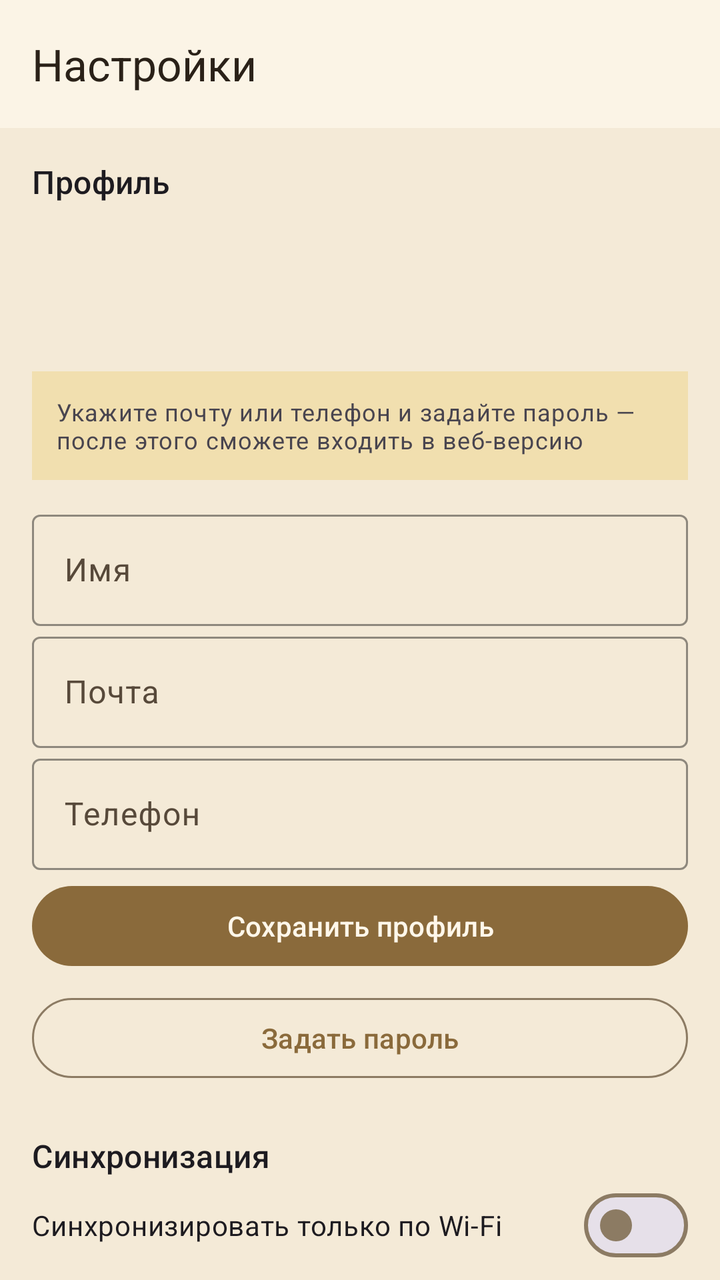
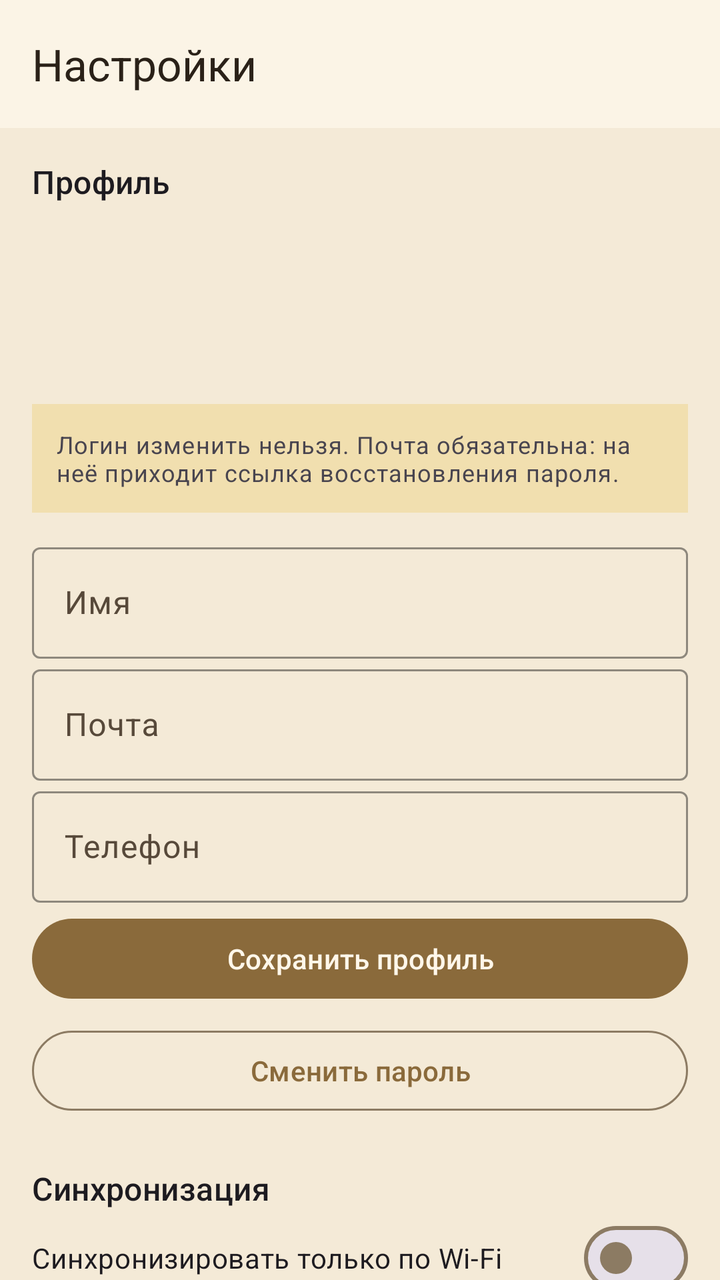

Screens rendered from an Android XML layout before and after an edit, with the pre-edit source and the edit as a unified diff.
<!-- AndroidManifest.xml: application theme Theme.DnDMemory -->
<!-- res/layout/activity_settings.xml -->
<?xml version="1.0" encoding="utf-8"?>
<LinearLayout xmlns:android="http://schemas.android.com/apk/res/android"
    xmlns:app="http://schemas.android.com/apk/res-auto"
    android:layout_width="match_parent"
    android:layout_height="match_parent"
    android:orientation="vertical">

    <com.google.android.material.appbar.MaterialToolbar
        android:id="@+id/settings_toolbar"
        style="@style/Widget.DnDMemory.Toolbar"
        android:layout_width="match_parent"
        android:layout_height="?attr/actionBarSize"
        app:title="@string/settings_title" />

    <androidx.core.widget.NestedScrollView
        android:layout_width="match_parent"
        android:layout_height="0dp"
        android:layout_weight="1">

        <LinearLayout
            android:layout_width="match_parent"
            android:layout_height="wrap_content"
            android:orientation="vertical"
            android:padding="16dp">

            
            <TextView
                android:layout_width="match_parent"
                android:layout_height="wrap_content"
                android:text="@string/settings_profile_section"
                android:textAppearance="?attr/textAppearanceTitleMedium" />

            <TextView
                android:id="@+id/settings_user"
                android:layout_width="match_parent"
                android:layout_height="wrap_content"
                android:layout_marginTop="4dp"
                android:textAppearance="?attr/textAppearanceBodyMedium" />

            <TextView
                android:id="@+id/settings_phone"
                android:layout_width="match_parent"
                android:layout_height="wrap_content"
                android:textAppearance="?attr/textAppearanceBodySmall"
                android:textColor="@color/text_muted" />

            <TextView
                android:id="@+id/settings_email"
                android:layout_width="match_parent"
                android:layout_height="wrap_content"
                android:textAppearance="?attr/textAppearanceBodySmall"
                android:textColor="@color/text_muted" />

            <TextView
                android:id="@+id/settings_password_status"
                android:layout_width="match_parent"
                android:layout_height="wrap_content"
                android:layout_marginTop="4dp"
                android:textAppearance="?attr/textAppearanceBodySmall"
                android:textColor="?attr/colorPrimary" />

            <TextView
                android:id="@+id/settings_password_hint"
                android:layout_width="match_parent"
                android:layout_height="wrap_content"
                android:layout_marginTop="8dp"
                android:background="@color/panel_attention"
                android:padding="12dp"
                android:text="@string/settings_password_hint"
                android:textAppearance="?attr/textAppearanceBodySmall" />

            <com.google.android.material.textfield.TextInputLayout
                style="@style/Widget.DnDMemory.Filter"
                android:layout_width="match_parent"
                android:layout_height="wrap_content"
                android:layout_marginTop="12dp"
                android:hint="@string/settings_profile_name">

                <com.google.android.material.textfield.TextInputEditText
                    android:id="@+id/settings_name_input"
                    android:layout_width="match_parent"
                    android:layout_height="wrap_content"
                    android:inputType="textPersonName"
                    android:maxLines="1" />
            </com.google.android.material.textfield.TextInputLayout>

            <com.google.android.material.textfield.TextInputLayout
                style="@style/Widget.DnDMemory.Filter"
                android:layout_width="match_parent"
                android:layout_height="wrap_content"
                android:hint="@string/settings_profile_email">

                <com.google.android.material.textfield.TextInputEditText
                    android:id="@+id/settings_email_input"
                    android:layout_width="match_parent"
                    android:layout_height="wrap_content"
                    android:inputType="textEmailAddress"
                    android:maxLines="1" />
            </com.google.android.material.textfield.TextInputLayout>

            <com.google.android.material.textfield.TextInputLayout
                style="@style/Widget.DnDMemory.Filter"
                android:layout_width="match_parent"
                android:layout_height="wrap_content"
                android:hint="@string/settings_profile_phone">

                <com.google.android.material.textfield.TextInputEditText
                    android:id="@+id/settings_phone_input"
                    android:layout_width="match_parent"
                    android:layout_height="wrap_content"
                    android:inputType="phone"
                    android:maxLines="1" />
            </com.google.android.material.textfield.TextInputLayout>

            <com.google.android.material.button.MaterialButton
                android:id="@+id/settings_profile_save"
                android:layout_width="match_parent"
                android:layout_height="wrap_content"
                android:layout_marginTop="4dp"
                android:text="@string/settings_profile_save" />

            <com.google.android.material.button.MaterialButton
                android:id="@+id/settings_password_button"
                style="?attr/materialButtonOutlinedStyle"
                android:layout_width="match_parent"
                android:layout_height="wrap_content"
                android:layout_marginTop="8dp"
                android:text="@string/settings_password_set_action" />

            
            <TextView
                android:layout_width="match_parent"
                android:layout_height="wrap_content"
                android:layout_marginTop="24dp"
                android:text="@string/settings_sync_section"
                android:textAppearance="?attr/textAppearanceTitleMedium" />

            <com.google.android.material.materialswitch.MaterialSwitch
                android:id="@+id/settings_wifi_only"
                android:layout_width="match_parent"
                android:layout_height="wrap_content"
                android:text="@string/settings_wifi_only" />

            <TextView
                android:id="@+id/settings_last_sync"
                android:layout_width="match_parent"
                android:layout_height="wrap_content"
                android:textAppearance="?attr/textAppearanceBodySmall"
                android:textColor="@color/text_muted" />

            <com.google.android.material.button.MaterialButton
                android:id="@+id/settings_sync_now"
                android:layout_width="match_parent"
                android:layout_height="wrap_content"
                android:layout_marginTop="8dp"
                android:text="@string/settings_sync_now" />

            <com.google.android.material.button.MaterialButton
                android:id="@+id/settings_full_resync"
                style="?attr/materialButtonOutlinedStyle"
                android:layout_width="match_parent"
                android:layout_height="wrap_content"
                android:text="@string/settings_full_resync" />

            <TextView
                android:layout_width="match_parent"
                android:layout_height="wrap_content"
                android:text="@string/settings_full_resync_hint"
                android:textAppearance="?attr/textAppearanceBodySmall"
                android:textColor="@color/text_muted" />

            <TextView
                android:id="@+id/settings_server"
                android:layout_width="match_parent"
                android:layout_height="wrap_content"
                android:layout_marginTop="16dp"
                android:textAppearance="?attr/textAppearanceBodySmall"
                android:textColor="@color/text_muted" />

            <com.google.android.material.button.MaterialButton
                android:id="@+id/settings_logout"
                style="?attr/materialButtonOutlinedStyle"
                android:layout_width="match_parent"
                android:layout_height="wrap_content"
                android:layout_marginTop="16dp"
                android:text="@string/action_logout" />

            <TextView
                android:id="@+id/settings_about"
                android:layout_width="match_parent"
                android:layout_height="wrap_content"
                android:layout_marginTop="16dp"
                android:textAppearance="?attr/textAppearanceBodySmall"
                android:textColor="@color/text_muted" />

            <ProgressBar
                android:id="@+id/settings_progress"
                android:layout_width="wrap_content"
                android:layout_height="wrap_content"
                android:layout_gravity="center_horizontal"
                android:layout_marginTop="12dp"
                android:visibility="gone" />
        </LinearLayout>
    </androidx.core.widget.NestedScrollView>
</LinearLayout>
<!-- resources referenced by this layout -->
<resources>
  <color name="panel_attention">#F1DFAF</color>
  <color name="text_muted">#6B5B47</color>
  <string name="action_logout">Выйти</string>
  <string name="settings_full_resync">Полная перезагрузка с сервера</string>
  <string name="settings_full_resync_hint">Удалит локальные данные кампаний и загрузит их заново. Черновики сохранятся.</string>
  <string name="settings_password_hint">Укажите почту или телефон и задайте пароль — после этого сможете входить в веб-версию</string>
  <string name="settings_password_set_action">Задать пароль</string>
  <string name="settings_profile_email">Почта</string>
  <string name="settings_profile_name">Имя</string>
  <string name="settings_profile_phone">Телефон</string>
  <string name="settings_profile_save">Сохранить профиль</string>
  <string name="settings_profile_section">Профиль</string>
  <string name="settings_sync_now">Синхронизировать сейчас</string>
  <string name="settings_sync_section">Синхронизация</string>
  <string name="settings_title">Настройки</string>
  <string name="settings_wifi_only">Синхронизировать только по Wi-Fi</string>
  <style name="Widget.DnDMemory.Filter" parent="Widget.Material3.TextInputLayout.OutlinedBox">
          <item name="boxStrokeColor">@color/colorPrimary</item>
          <item name="hintTextColor">@color/colorOutline</item>
      </style>
  <style name="Widget.DnDMemory.Toolbar" parent="Widget.Material3.Toolbar">
          <item name="android:background">?attr/colorSurface</item>
          <item name="titleTextColor">?attr/colorOnSurface</item>
      </style>
  <style name="Theme.DnDMemory" parent="Theme.Material3.DayNight.NoActionBar">
          <item name="colorPrimary">@color/colorPrimary</item>
          <item name="colorPrimaryDark">@color/colorPrimaryDark</item>
          <item name="colorOnPrimary">@color/colorOnPrimary</item>
          <item name="colorPrimaryContainer">@color/colorPrimaryContainer</item>
          <item name="colorOnPrimaryContainer">@color/colorOnPrimaryContainer</item>
          <item name="colorSecondary">@color/colorSecondary</item>
          <item name="colorOnSecondary">@color/colorOnSecondary</item>
          <item name="colorSurface">@color/colorSurface</item>
          <item name="colorOnSurface">@color/colorOnSurface</item>
          <item name="colorSurfaceVariant">@color/colorSurfaceVariant</item>
          <item name="colorOnSurfaceVariant">@color/colorOnSurfaceVariant</item>
          <item name="android:colorBackground">@color/colorBackground</item>
          <item name="colorOnBackground">@color/colorOnBackground</item>
          <item name="colorError">@color/colorError</item>
          <item name="colorOnError">@color/colorOnError</item>
          <item name="colorOutline">@color/colorOutline</item>
          <item name="android:statusBarColor">@color/colorPrimaryDark</item>
          <item name="android:navigationBarColor">@color/colorBackground</item>
          <item name="android:windowBackground">@color/colorBackground</item>
      </style>
  <color name="colorPrimary">#8A6A3B</color>
  <color name="colorOutline">#8C7B63</color>
  <color name="colorPrimaryDark">#5E4525</color>
  <color name="colorOnPrimary">#FFF7EA</color>
  <color name="colorPrimaryContainer">#EBDCC2</color>
  <color name="colorOnPrimaryContainer">#3A2A14</color>
  <color name="colorSecondary">#B98B2E</color>
  <color name="colorOnSecondary">#FFF8EA</color>
  <color name="colorSurface">#FBF4E6</color>
  <color name="colorOnSurface">#2A2118</color>
  <color name="colorSurfaceVariant">#EEE0C6</color>
  <color name="colorOnSurfaceVariant">#57493A</color>
  <color name="colorBackground">#F4EAD7</color>
  <color name="colorOnBackground">#2A2118</color>
  <color name="colorError">#A3231C</color>
  <color name="colorOnError">#FFFFFF</color>
</resources>

<!-- the commit's change to res/layout/activity_settings.xml (unified diff, before → after) -->
@@ -38,6 +38,13 @@
                 android:textAppearance="?attr/textAppearanceBodyMedium" />
 
             <TextView
+                android:id="@+id/settings_login"
+                android:layout_width="match_parent"
+                android:layout_height="wrap_content"
+                android:textAppearance="?attr/textAppearanceBodySmall"
+                android:textColor="@color/text_muted" />
+
+            <TextView
                 android:id="@+id/settings_phone"
                 android:layout_width="match_parent"
                 android:layout_height="wrap_content"
@@ -66,7 +73,7 @@
                 android:layout_marginTop="8dp"
                 android:background="@color/panel_attention"
                 android:padding="12dp"
-                android:text="@string/settings_password_hint"
+                android:text="@string/settings_profile_hint"
                 android:textAppearance="?attr/textAppearanceBodySmall" />
 
             <com.google.android.material.textfield.TextInputLayout
@@ -125,7 +132,7 @@
                 android:layout_width="match_parent"
                 android:layout_height="wrap_content"
                 android:layout_marginTop="8dp"
-                android:text="@string/settings_password_set_action" />
+                android:text="@string/settings_password_change_action" />
 
             
             <TextView
<!-- resource entries referenced after the edit -->
@@ -5,9 +5,9 @@
   <string name="action_logout">Выйти</string>
   <string name="settings_full_resync">Полная перезагрузка с сервера</string>
   <string name="settings_full_resync_hint">Удалит локальные данные кампаний и загрузит их заново. Черновики сохранятся.</string>
-  <string name="settings_password_hint">Укажите почту или телефон и задайте пароль — после этого сможете входить в веб-версию</string>
-  <string name="settings_password_set_action">Задать пароль</string>
+  <string name="settings_password_change_action">Сменить пароль</string>
   <string name="settings_profile_email">Почта</string>
+  <string name="settings_profile_hint">Логин изменить нельзя. Почта обязательна: на неё приходит ссылка восстановления пароля.</string>
   <string name="settings_profile_name">Имя</string>
   <string name="settings_profile_phone">Телефон</string>
   <string name="settings_profile_save">Сохранить профиль</string>
